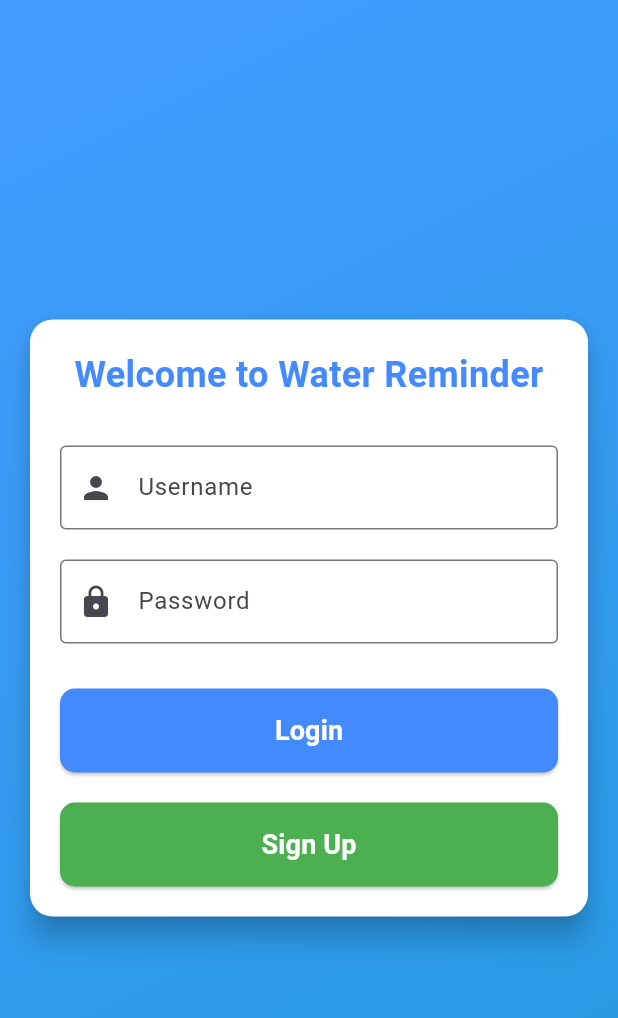
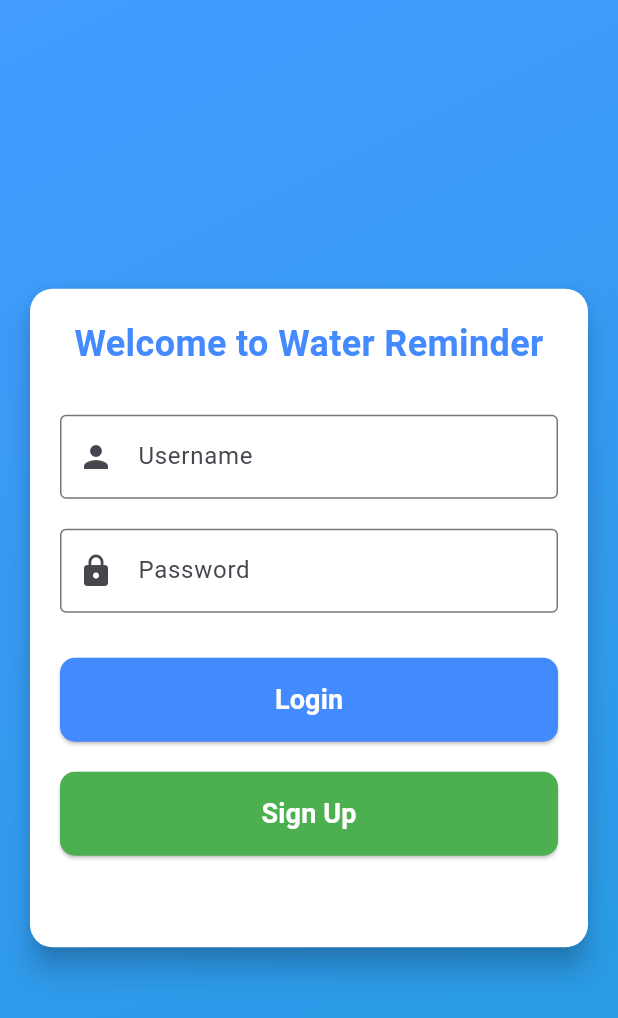
Before and after one commit to greenpickles03/water_reminder_frontend, a Flutter app: the screen it shows after launch, on a phone screen of 412 x 824 dp. Shown: the top 1018 px of the screen. Run offline on Flutter 3.47's test engine with Material 3 defaults, Android fonts, the light colour scheme and no system bars.

Commit message:
add message

```diff
--- a/lib/classes/services/ApiService.dart
+++ b/lib/classes/services/ApiService.dart
@@ -16,9 +16,10 @@ class ApiService {
         headers: {"Content-Type": "application/json"},
         body: jsonEncode(request.toJson()),
       );
-
+      print("response: ${response.statusCode}");
       if (response.statusCode == 200) {
         final jsonBody = jsonDecode(response.body);
+        print(jsonBody);
         return LoginResponse.fromJson(jsonBody);
       } else {
           print("Error: ${response.statusCode}");
--- a/lib/main.dart
+++ b/lib/main.dart
@@ -178,7 +178,9 @@ class _LoginPageState extends State<LoginPage>
                             ),
                           ),
                         ),
-                      )
+                      ),
+                      const SizedBox(height: 20),
+                      Text(responseMessage),
                     ],
                   ),
                 ),
```
